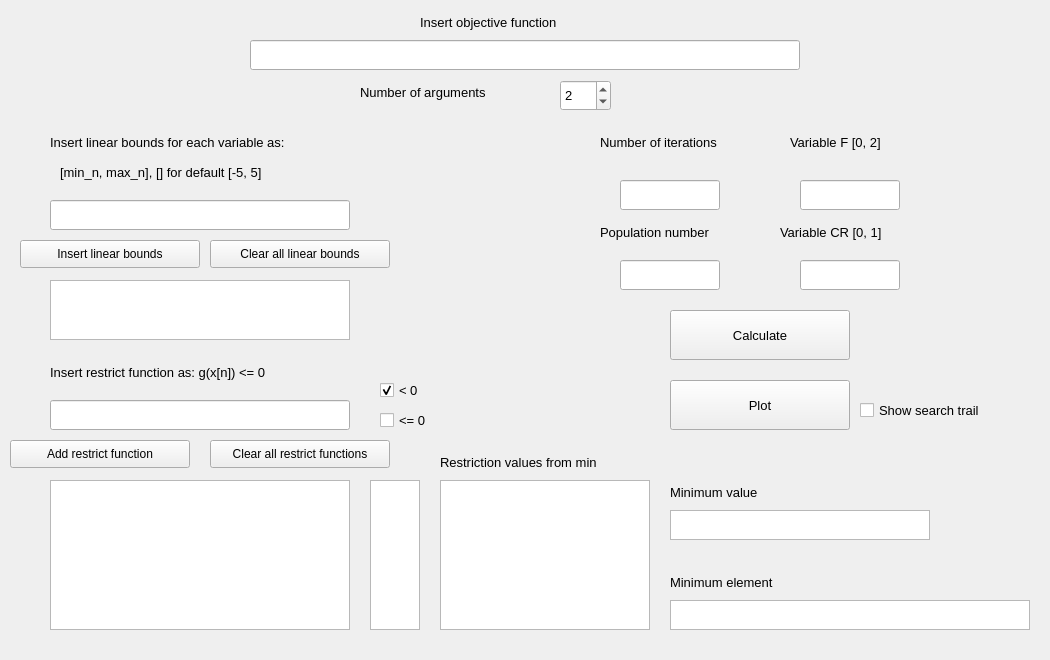
First picture: the form in ApplicationGUI.ui, repository baremixas/Differential-Evolution, before the edit.
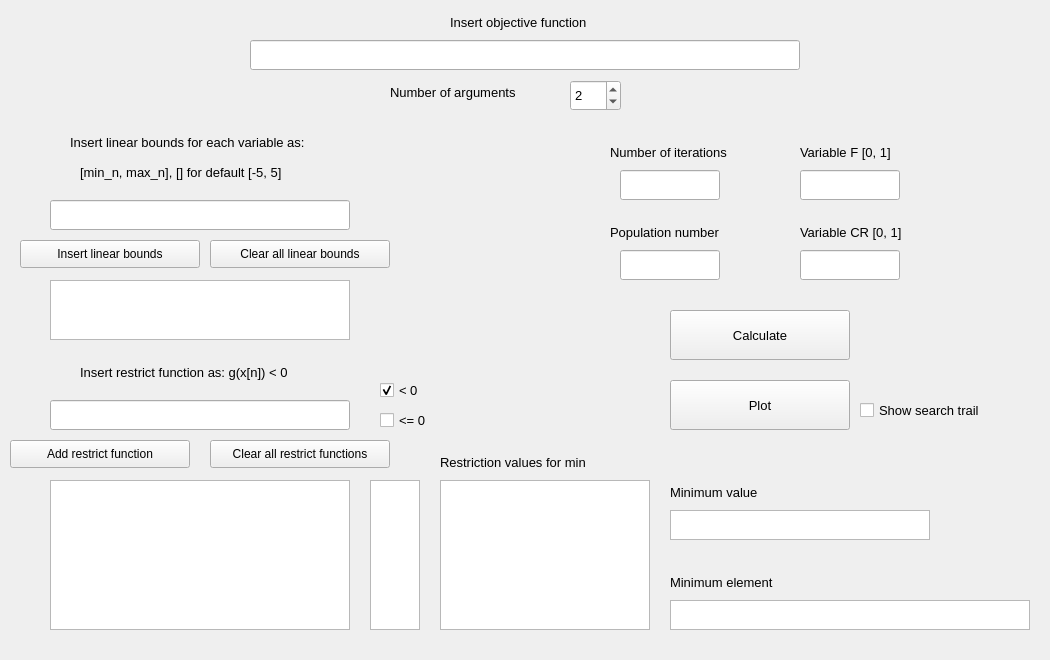
Second picture: the form after the edit.

```diff
--- a/ApplicationGUI.ui
+++ b/ApplicationGUI.ui
@@ -10,6 +10,12 @@
     <height>660</height>
    </rect>
   </property>
+  <property name="sizePolicy">
+   <sizepolicy hsizetype="Fixed" vsizetype="Fixed">
+    <horstretch>0</horstretch>
+    <verstretch>0</verstretch>
+   </sizepolicy>
+  </property>
   <property name="windowTitle">
    <string>Form</string>
   </property>
@@ -63,7 +69,7 @@
   <widget class="QLabel" name="label_3">
    <property name="geometry">
     <rect>
-     <x>50</x>
+     <x>80</x>
      <y>360</y>
      <width>300</width>
      <height>25</height>
@@ -87,7 +93,7 @@
     </font>
    </property>
    <property name="text">
-    <string>Insert restrict function as:  g(x[n]) &lt;= 0</string>
+    <string>Insert restrict function as:  g(x[n]) &lt; 0</string>
    </property>
   </widget>
   <widget class="QLineEdit" name="line_insert_restrict_function">
@@ -231,7 +237,7 @@
   <widget class="QLabel" name="label_4">
    <property name="geometry">
     <rect>
-     <x>60</x>
+     <x>80</x>
      <y>160</y>
      <width>280</width>
      <height>25</height>
@@ -261,7 +267,7 @@
   <widget class="QLabel" name="label_2">
    <property name="geometry">
     <rect>
-     <x>50</x>
+     <x>70</x>
      <y>130</y>
      <width>310</width>
      <height>25</height>
@@ -291,7 +297,7 @@
   <widget class="QLabel" name="label_5">
    <property name="geometry">
     <rect>
-     <x>420</x>
+     <x>450</x>
      <y>10</y>
      <width>180</width>
      <height>25</height>
@@ -346,8 +352,8 @@
   <widget class="QLabel" name="label_6">
    <property name="geometry">
     <rect>
-     <x>600</x>
-     <y>130</y>
+     <x>610</x>
+     <y>140</y>
      <width>160</width>
      <height>25</height>
     </rect>
@@ -376,8 +382,8 @@
   <widget class="QLabel" name="label_7">
    <property name="geometry">
     <rect>
-     <x>790</x>
-     <y>130</y>
+     <x>800</x>
+     <y>140</y>
      <width>120</width>
      <height>25</height>
     </rect>
@@ -400,13 +406,13 @@
     </font>
    </property>
    <property name="text">
-    <string>Variable F [0, 2]</string>
+    <string>Variable F [0, 1]</string>
    </property>
   </widget>
   <widget class="QLabel" name="label_8">
    <property name="geometry">
     <rect>
-     <x>780</x>
+     <x>800</x>
      <y>220</y>
      <width>140</width>
      <height>25</height>
@@ -437,11 +443,17 @@
    <property name="geometry">
     <rect>
      <x>800</x>
-     <y>260</y>
+     <y>250</y>
      <width>100</width>
      <height>30</height>
     </rect>
    </property>
+   <property name="sizePolicy">
+    <sizepolicy hsizetype="Fixed" vsizetype="Fixed">
+     <horstretch>0</horstretch>
+     <verstretch>0</verstretch>
+    </sizepolicy>
+   </property>
    <property name="minimumSize">
     <size>
      <width>100</width>
@@ -458,7 +470,7 @@
   <widget class="QLabel" name="label_9">
    <property name="geometry">
     <rect>
-     <x>600</x>
+     <x>610</x>
      <y>220</y>
      <width>160</width>
      <height>25</height>
@@ -488,7 +500,7 @@
   <widget class="QSpinBox" name="number_arg">
    <property name="geometry">
     <rect>
-     <x>560</x>
+     <x>570</x>
      <y>80</y>
      <width>51</width>
      <height>31</height>
@@ -509,7 +521,7 @@
   <widget class="QLabel" name="label_10">
    <property name="geometry">
     <rect>
-     <x>360</x>
+     <x>390</x>
      <y>80</y>
      <width>180</width>
      <height>25</height>
@@ -674,11 +686,17 @@
    <property name="geometry">
     <rect>
      <x>620</x>
-     <y>180</y>
+     <y>170</y>
      <width>100</width>
      <height>30</height>
     </rect>
    </property>
+   <property name="sizePolicy">
+    <sizepolicy hsizetype="Fixed" vsizetype="Fixed">
+     <horstretch>0</horstretch>
+     <verstretch>0</verstretch>
+    </sizepolicy>
+   </property>
    <property name="minimumSize">
     <size>
      <width>100</width>
@@ -696,11 +714,17 @@
    <property name="geometry">
     <rect>
      <x>620</x>
-     <y>260</y>
+     <y>250</y>
      <width>100</width>
      <height>30</height>
     </rect>
    </property>
+   <property name="sizePolicy">
+    <sizepolicy hsizetype="Fixed" vsizetype="Fixed">
+     <horstretch>0</horstretch>
+     <verstretch>0</verstretch>
+    </sizepolicy>
+   </property>
    <property name="minimumSize">
     <size>
      <width>100</width>
@@ -718,11 +742,17 @@
    <property name="geometry">
     <rect>
      <x>800</x>
-     <y>180</y>
+     <y>170</y>
      <width>100</width>
      <height>30</height>
     </rect>
    </property>
+   <property name="sizePolicy">
+    <sizepolicy hsizetype="Fixed" vsizetype="Fixed">
+     <horstretch>0</horstretch>
+     <verstretch>0</verstretch>
+    </sizepolicy>
+   </property>
    <property name="minimumSize">
     <size>
      <width>100</width>
@@ -875,19 +905,25 @@
     <rect>
      <x>440</x>
      <y>450</y>
-     <width>210</width>
+     <width>200</width>
      <height>25</height>
     </rect>
    </property>
+   <property name="sizePolicy">
+    <sizepolicy hsizetype="Fixed" vsizetype="Fixed">
+     <horstretch>0</horstretch>
+     <verstretch>0</verstretch>
+    </sizepolicy>
+   </property>
    <property name="minimumSize">
     <size>
-     <width>210</width>
+     <width>200</width>
      <height>25</height>
     </size>
    </property>
    <property name="maximumSize">
     <size>
-     <width>210</width>
+     <width>200</width>
      <height>25</height>
     </size>
    </property>
@@ -897,7 +933,7 @@
     </font>
    </property>
    <property name="text">
-    <string>Restriction values from min</string>
+    <string>Restriction values for min</string>
    </property>
   </widget>
  </widget>
```
Left out of the diff: 54 changed lines with no effect on the pictures.
